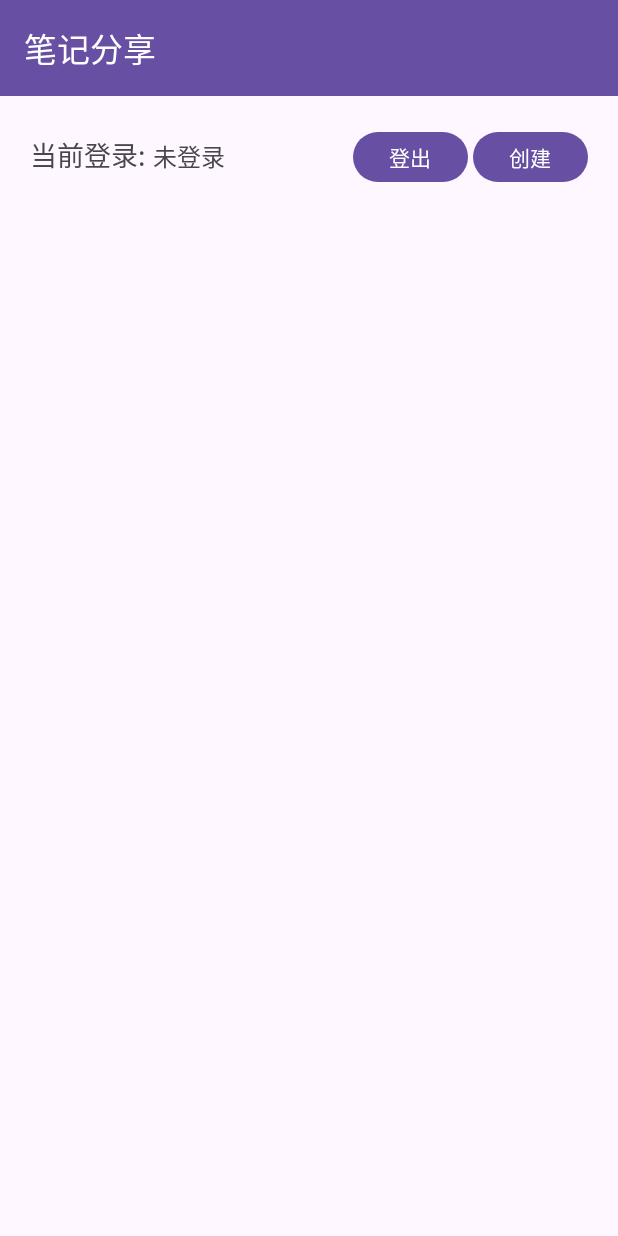
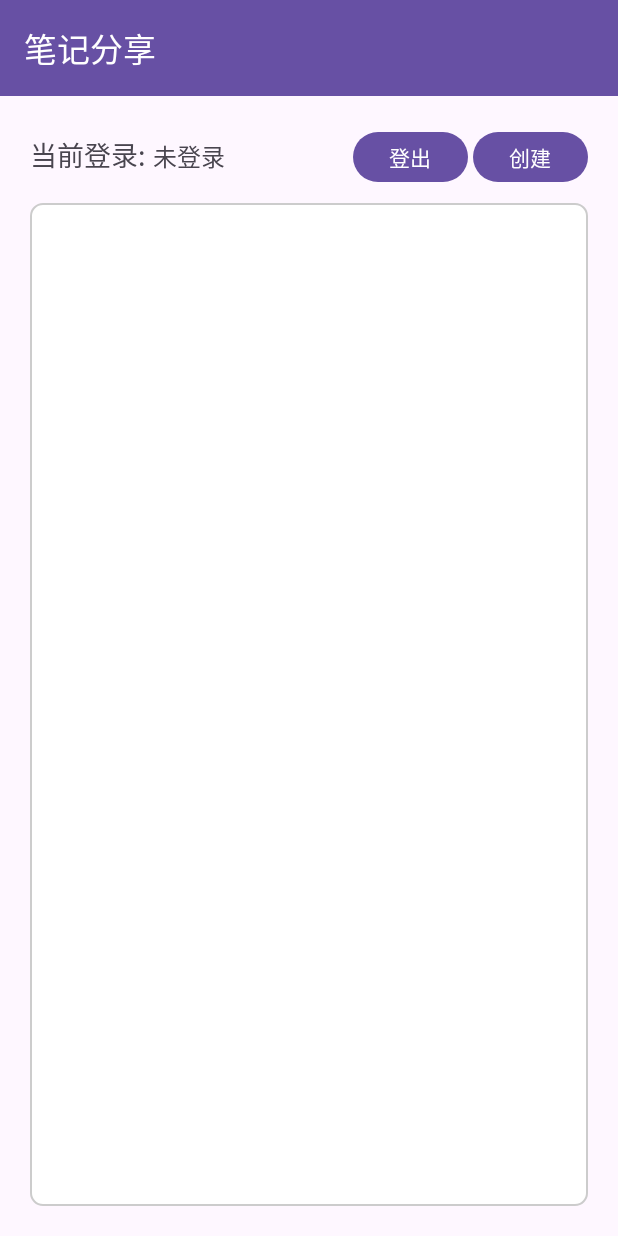
Before and after one commit to ChrisKimZHT/AndroidCurriculumDesign, an Android app: the MainActivity screen opened directly, with no data from a screen before it, on a phone screen of 412 x 824 dp. Run offline under Robolectric (Android 15) with nearby library versions, the phone set to English and light mode, and no system bars.

Commit message:
[feat] 给recycleview改背景

```diff
--- a/app/src/main/res/layout/activity_main.xml
+++ b/app/src/main/res/layout/activity_main.xml
@@ -70,6 +70,8 @@
                 android:layout_width="match_parent"
                 android:layout_height="match_parent"
                 android:layout_marginTop="10dp"
+                android:background="@drawable/textarea_background"
+                android:padding="12dp"
                 android:scrollbars="vertical" />
         </LinearLayout>
     </LinearLayout>
```
